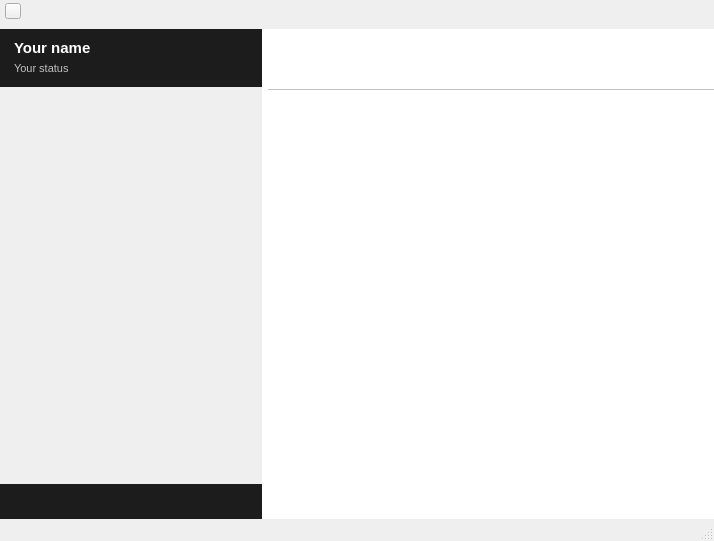
qTox/qTox, file mainwindow.ui: the form before one commit.
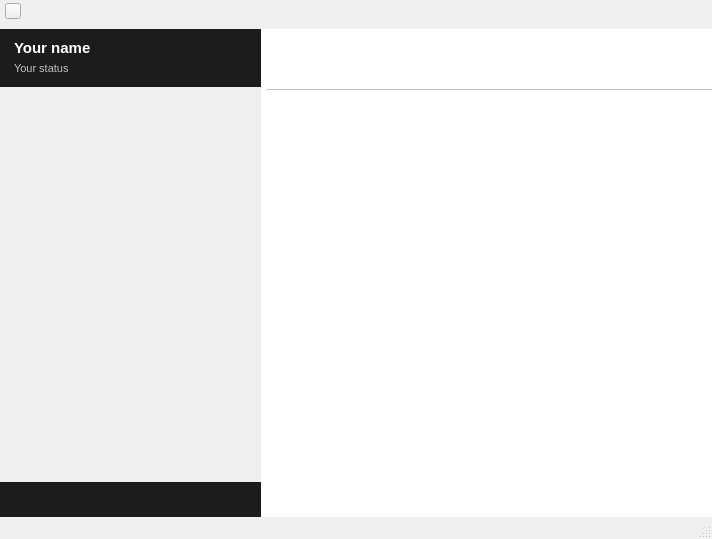
The form after the commit. Icons and pictures are not drawn. Custom widgets are drawn as their Qt base class.

The edit to the form file:
```diff
--- a/mainwindow.ui
+++ b/mainwindow.ui
@@ -6,8 +6,8 @@
    <rect>
     <x>0</x>
     <y>0</y>
-    <width>714</width>
-    <height>541</height>
+    <width>712</width>
+    <height>539</height>
    </rect>
   </property>
   <property name="minimumSize">
@@ -2083,8 +2083,8 @@
             <rect>
              <x>0</x>
              <y>0</y>
-             <width>262</width>
-             <height>375</height>
+             <width>261</width>
+             <height>373</height>
             </rect>
            </property>
            <layout class="QVBoxLayout" name="verticalLayout_5"/>
```
Left out of the diff: 4 changed lines with no effect on the pictures.
